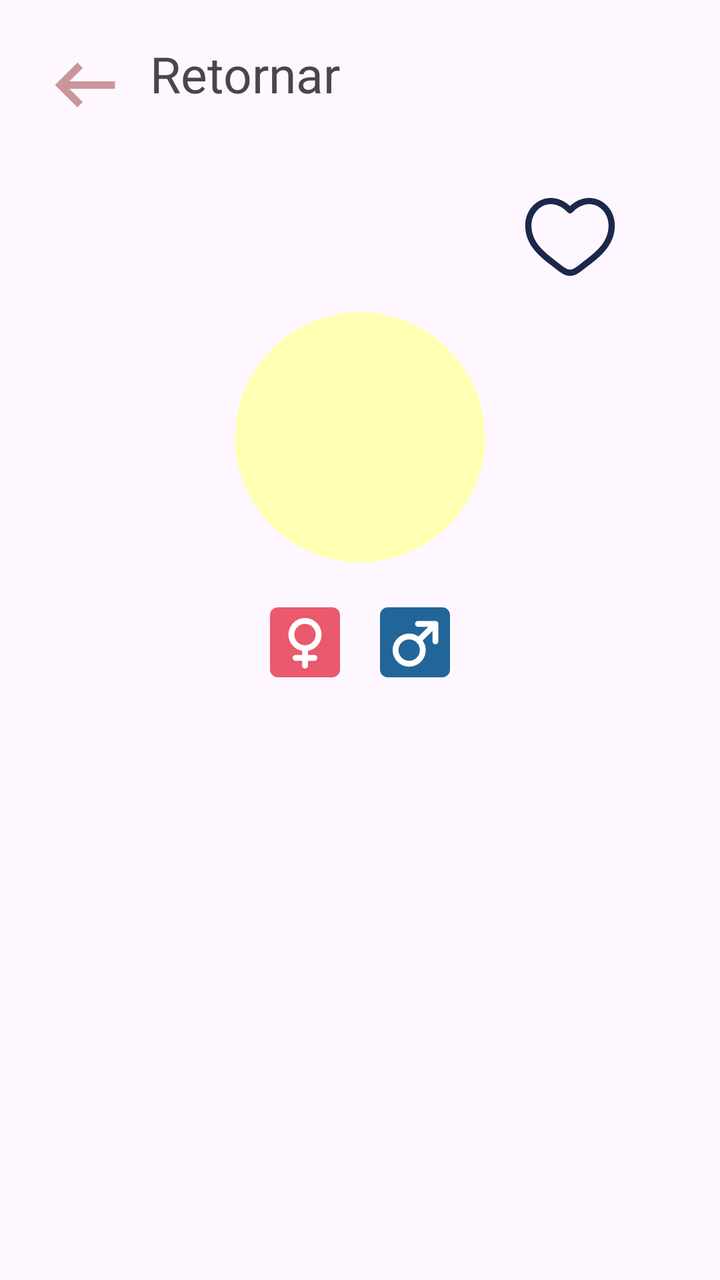
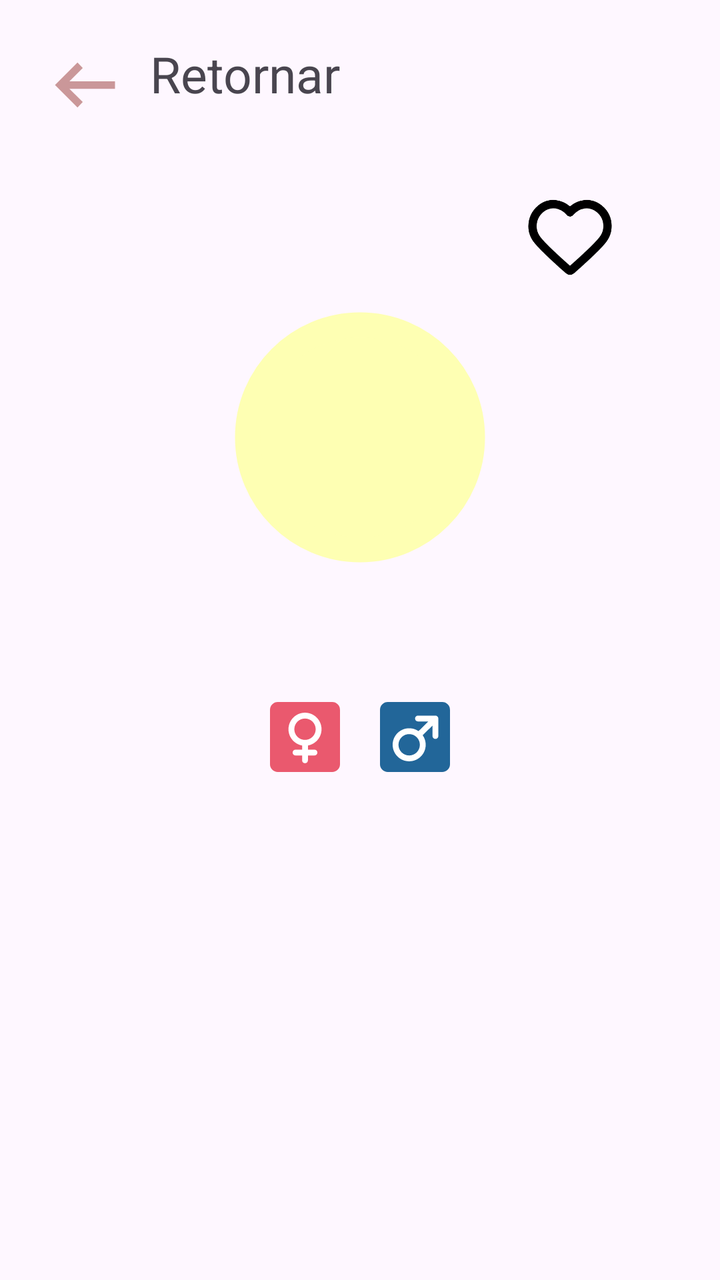

Before-and-after screenshots of an Android layout around one commit, followed by the original layout XML and the change that was made.
<!-- AndroidManifest.xml: application theme Theme.App_Pokemon -->
<!-- res/layout/activity_tela_pokemon.xml -->
<?xml version="1.0" encoding="utf-8"?>
<androidx.constraintlayout.widget.ConstraintLayout xmlns:android="http://schemas.android.com/apk/res/android"
    xmlns:app="http://schemas.android.com/apk/res-auto"
    xmlns:tools="http://schemas.android.com/tools"
    android:id="@+id/main"
    android:layout_width="match_parent"
    android:layout_height="match_parent"
    tools:context="UI.tela_pokemon"
    android:padding="20dp">

    <ImageView
        android:id="@+id/back_arrow"
        android:layout_width="45dp"
        android:layout_height="45dp"
        app:layout_constraintTop_toTopOf="parent"
        app:layout_constraintLeft_toLeftOf="parent"
        android:src="@drawable/outline_arrow_left_alt_24"
/>

    <TextView
        android:id="@+id/title"
        android:layout_width="wrap_content"
        android:layout_height="wrap_content"
        android:text="@string/back_arrow"
        android:textSize="25dp"
        app:layout_constraintTop_toTopOf="parent"
        app:layout_constraintLeft_toRightOf="@id/back_arrow"
        android:layout_marginLeft="10dp"
        />
    <ImageView
        android:id="@+id/is_fav"
        android:layout_width="50dp"
        android:layout_height="50dp"
        android:src="@drawable/heart_svgrepo_com"
        app:layout_constraintTop_toBottomOf="@id/title"
        app:layout_constraintRight_toRightOf="parent"
        android:layout_marginTop="40dp"
        android:layout_marginRight="30dp"
        />
    <ImageView
        android:id="@+id/pokemon"
        android:layout_width="150dp"
        android:layout_height="150dp"
        android:src="@drawable/circle_svgrepo_com"
        app:layout_constraintTop_toBottomOf="@id/is_fav"
        app:layout_constraintStart_toStartOf="parent"
        app:layout_constraintEnd_toEndOf="parent"
        />
    <TextView
        android:id="@+id/nome_poke"
        android:text=""
        android:layout_width="wrap_content"
        android:layout_height="wrap_content"

        />
    <ImageView
        android:id="@+id/female_icon"
        android:layout_width="35dp"
        android:layout_height="35dp"
        app:layout_constraintTop_toBottomOf="@id/pokemon"
        app:layout_constraintLeft_toLeftOf="parent"
        app:layout_constraintRight_toLeftOf="@id/male_icon"
        android:src="@drawable/female_sign_svgrepo_com"
        app:layout_constraintHorizontal_chainStyle="packed"
        android:layout_marginRight="20dp"
        android:layout_marginTop="10dp"
        />

    <ImageView
        android:id="@+id/male_icon"
        android:layout_width="35dp"
        android:layout_height="35dp"
        app:layout_constraintTop_toBottomOf="@id/pokemon"
        app:layout_constraintLeft_toRightOf="@id/female_icon"
        app:layout_constraintRight_toRightOf="parent"
        android:src="@drawable/male_sign_svgrepo_com"
        android:layout_marginTop="10dp"
        />
</androidx.constraintlayout.widget.ConstraintLayout>
<!-- resources referenced by this layout -->
<resources>
  <!-- drawable circle_svgrepo_com (drawable) -->
  <vector xmlns:android="http://schemas.android.com/apk/res/android"
      android:width="800dp"
      android:height="800dp"
      android:viewportWidth="24"
      android:viewportHeight="24">
    <path
        android:pathData="M21,12C21,16.971 16.971,21 12,21C7.029,21 3,16.971 3,12C3,7.029 7.029,3 12,3C16.971,3 21,7.029 21,12Z"
        android:strokeLineJoin="round"
        android:strokeWidth="2"
        android:fillColor="#FEFFB3"
        android:strokeColor="#FEFFB3"
        android:strokeLineCap="round"/>
  </vector>
  <!-- drawable heart_svgrepo_com (drawable) -->
  <vector xmlns:android="http://schemas.android.com/apk/res/android"
      android:width="800dp"
      android:height="800dp"
      android:viewportWidth="24"
      android:viewportHeight="24">
    <path
        android:pathData="M8.962,18.911L9.426,18.322L8.962,18.911ZM12,5.501L11.46,6.021C11.601,6.168 11.796,6.251 12,6.251C12.204,6.251 12.399,6.168 12.54,6.021L12,5.501ZM15.038,18.911L15.503,19.5L15.038,18.911ZM9.426,18.322C7.91,17.127 6.253,15.96 4.938,14.48C3.649,13.028 2.75,11.335 2.75,9.137H1.25C1.25,11.803 2.361,13.836 3.817,15.476C5.247,17.087 7.071,18.375 8.497,19.5L9.426,18.322ZM2.75,9.137C2.75,6.986 3.965,5.183 5.624,4.424C7.236,3.687 9.402,3.883 11.46,6.021L12.54,4.981C10.099,2.444 7.264,2.025 5.001,3.06C2.785,4.073 1.25,6.425 1.25,9.137H2.75ZM8.497,19.5C9.01,19.904 9.56,20.334 10.117,20.66C10.674,20.985 11.31,21.25 12,21.25V19.75C11.69,19.75 11.326,19.629 10.874,19.365C10.421,19.101 9.952,18.737 9.426,18.322L8.497,19.5ZM15.503,19.5C16.929,18.375 18.753,17.087 20.183,15.476C21.639,13.836 22.75,11.803 22.75,9.137H21.25C21.25,11.335 20.351,13.028 19.062,14.48C17.747,15.96 16.09,17.127 14.574,18.322L15.503,19.5ZM22.75,9.137C22.75,6.425 21.215,4.073 18.999,3.06C16.736,2.025 13.901,2.444 11.46,4.981L12.54,6.021C14.598,3.883 16.764,3.687 18.376,4.424C20.035,5.183 21.25,6.986 21.25,9.137H22.75ZM14.574,18.322C14.048,18.737 13.579,19.101 13.126,19.365C12.674,19.629 12.31,19.75 12,19.75V21.25C12.69,21.25 13.326,20.985 13.883,20.66C14.441,20.334 14.99,19.904 15.503,19.5L14.574,18.322Z"
        android:fillColor="#1C274C"/>
  </vector>
  <!-- drawable male_sign_svgrepo_com (drawable) -->
  <vector xmlns:android="http://schemas.android.com/apk/res/android"
      android:width="800dp"
      android:height="800dp"
      android:viewportWidth="36"
      android:viewportHeight="36">
    <path
        android:pathData="M36,32a4,4 0,0 1,-4 4H4a4,4 0,0 1,-4 -4V4a4,4 0,0 1,4 -4h28a4,4 0,0 1,4 4v28z"
        android:fillColor="#269"/>
    <path
        android:pathData="M15,30.5c-4.687,0 -8.5,-3.813 -8.5,-8.5s3.813,-8.5 8.5,-8.5s8.5,3.813 8.5,8.5s-3.813,8.5 -8.5,8.5zM15,16.5c-3.032,0 -5.5,2.468 -5.5,5.5s2.468,5.5 5.5,5.5s5.5,-2.468 5.5,-5.5s-2.468,-5.5 -5.5,-5.5z"
        android:fillColor="#FFF"/>
    <path
        android:pathData="M28.5,7h-8.969a1.5,1.5 0,1 0,0 3h5.348l-7,6.879L20,19l7,-6.879V17.5a1.5,1.5 0,0 0,3 0v-9A1.5,1.5 0,0 0,28.5 7z"
        android:fillColor="#FFF"/>
  </vector>
  <!-- drawable outline_arrow_left_alt_24 (drawable) -->
  <vector xmlns:android="http://schemas.android.com/apk/res/android" android:autoMirrored="true" android:height="24dp" android:tint="#CA9799" android:viewportHeight="960" android:viewportWidth="960" android:width="24dp">
        
      <path android:fillColor="@android:color/white" android:pathData="M400,720L160,480L400,240L456,298L314,440L800,440L800,520L314,520L456,662L400,720Z"/>
      
  </vector>
  <string name="back_arrow">Retornar</string>
  <style name="Theme.App_Pokemon" parent="Base.Theme.App_Pokemon" />
  <style name="Base.Theme.App_Pokemon" parent="Theme.Material3.DayNight.NoActionBar">
          
          
      </style>
  <!-- unchanged entries left out for length: 1 -->
</resources>

<!-- the commit's change to res/layout/activity_tela_pokemon.xml (unified diff, before → after) -->
@@ -51,13 +51,17 @@
         android:text=""
         android:layout_width="wrap_content"
         android:layout_height="wrap_content"
-
+        android:textSize="28sp"
+        android:layout_marginTop="10dp"
+        app:layout_constraintTop_toBottomOf="@id/pokemon"
+        app:layout_constraintStart_toStartOf="parent"
+        app:layout_constraintEnd_toEndOf="parent"
         />
     <ImageView
         android:id="@+id/female_icon"
         android:layout_width="35dp"
         android:layout_height="35dp"
-        app:layout_constraintTop_toBottomOf="@id/pokemon"
+        app:layout_constraintTop_toBottomOf="@id/nome_poke"
         app:layout_constraintLeft_toLeftOf="parent"
         app:layout_constraintRight_toLeftOf="@id/male_icon"
         android:src="@drawable/female_sign_svgrepo_com"
@@ -70,7 +74,7 @@
         android:id="@+id/male_icon"
         android:layout_width="35dp"
         android:layout_height="35dp"
-        app:layout_constraintTop_toBottomOf="@id/pokemon"
+        app:layout_constraintTop_toBottomOf="@id/nome_poke"
         app:layout_constraintLeft_toRightOf="@id/female_icon"
         app:layout_constraintRight_toRightOf="parent"
         android:src="@drawable/male_sign_svgrepo_com"
<!-- resource entries referenced after the edit -->
@@ -21,8 +21,13 @@
       android:viewportWidth="24"
       android:viewportHeight="24">
     <path
-        android:pathData="M8.962,18.911L9.426,18.322L8.962,18.911ZM12,5.501L11.46,6.021C11.601,6.168 11.796,6.251 12,6.251C12.204,6.251 12.399,6.168 12.54,6.021L12,5.501ZM15.038,18.911L15.503,19.5L15.038,18.911ZM9.426,18.322C7.91,17.127 6.253,15.96 4.938,14.48C3.649,13.028 2.75,11.335 2.75,9.137H1.25C1.25,11.803 2.361,13.836 3.817,15.476C5.247,17.087 7.071,18.375 8.497,19.5L9.426,18.322ZM2.75,9.137C2.75,6.986 3.965,5.183 5.624,4.424C7.236,3.687 9.402,3.883 11.46,6.021L12.54,4.981C10.099,2.444 7.264,2.025 5.001,3.06C2.785,4.073 1.25,6.425 1.25,9.137H2.75ZM8.497,19.5C9.01,19.904 9.56,20.334 10.117,20.66C10.674,20.985 11.31,21.25 12,21.25V19.75C11.69,19.75 11.326,19.629 10.874,19.365C10.421,19.101 9.952,18.737 9.426,18.322L8.497,19.5ZM15.503,19.5C16.929,18.375 18.753,17.087 20.183,15.476C21.639,13.836 22.75,11.803 22.75,9.137H21.25C21.25,11.335 20.351,13.028 19.062,14.48C17.747,15.96 16.09,17.127 14.574,18.322L15.503,19.5ZM22.75,9.137C22.75,6.425 21.215,4.073 18.999,3.06C16.736,2.025 13.901,2.444 11.46,4.981L12.54,6.021C14.598,3.883 16.764,3.687 18.376,4.424C20.035,5.183 21.25,6.986 21.25,9.137H22.75ZM14.574,18.322C14.048,18.737 13.579,19.101 13.126,19.365C12.674,19.629 12.31,19.75 12,19.75V21.25C12.69,21.25 13.326,20.985 13.883,20.66C14.441,20.334 14.99,19.904 15.503,19.5L14.574,18.322Z"
-        android:fillColor="#1C274C"/>
+        android:pathData="M12,6C10.201,3.903 7.194,3.255 4.939,5.175C2.685,7.096 2.367,10.306 4.138,12.577C5.61,14.465 10.065,18.448 11.525,19.737C11.688,19.881 11.77,19.953 11.865,19.982C11.948,20.006 12.039,20.006 12.123,19.982C12.218,19.953 12.299,19.881 12.463,19.737C13.923,18.448 18.378,14.465 19.85,12.577C21.62,10.306 21.342,7.075 19.048,5.175C16.755,3.275 13.799,3.903 12,6Z"
+        android:strokeLineJoin="round"
+        android:strokeWidth="2"
+        android:fillColor="#00000000"
+        android:fillType="evenOdd"
+        android:strokeColor="#000000"
+        android:strokeLineCap="round"/>
   </vector>
   <!-- drawable male_sign_svgrepo_com (drawable) -->
   <vector xmlns:android="http://schemas.android.com/apk/res/android"
